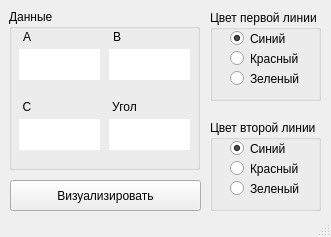
Above: main_menu.ui from Arteandr/submarine before the change. Below: the same form after it.
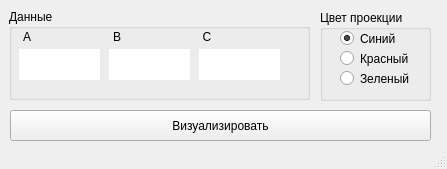
That is the form after the change.

```diff
--- a/main_menu.ui
+++ b/main_menu.ui
@@ -9,22 +9,10 @@
    <rect>
     <x>0</x>
     <y>0</y>
-    <width>331</width>
-    <height>237</height>
+    <width>447</width>
+    <height>169</height>
    </rect>
   </property>
-  <property name="minimumSize">
-   <size>
-    <width>331</width>
-    <height>237</height>
-   </size>
-  </property>
-  <property name="maximumSize">
-   <size>
-    <width>331</width>
-    <height>237</height>
-   </size>
-  </property>
   <property name="windowTitle">
    <string>Главное меню</string>
   </property>
@@ -33,8 +21,8 @@
     <property name="geometry">
      <rect>
       <x>10</x>
-      <y>180</y>
-      <width>191</width>
+      <y>110</y>
+      <width>421</width>
       <height>31</height>
      </rect>
     </property>
@@ -45,14 +33,14 @@
    <widget class="QGroupBox" name="color_group">
     <property name="geometry">
      <rect>
-      <x>210</x>
+      <x>320</x>
       <y>10</y>
       <width>111</width>
       <height>91</height>
      </rect>
     </property>
     <property name="title">
-     <string>Цвет первой линии</string>
+     <string>Цвет проекции</string>
     </property>
     <widget class="QRadioButton" name="f_color_b">
      <property name="geometry">
@@ -102,8 +90,8 @@
      <rect>
       <x>9</x>
       <y>9</y>
-      <width>191</width>
-      <height>161</height>
+      <width>301</width>
+      <height>91</height>
      </rect>
     </property>
     <property name="autoFillBackground">
@@ -195,8 +183,8 @@
     <widget class="QLabel" name="label_3">
      <property name="geometry">
       <rect>
-       <x>10</x>
-       <y>90</y>
+       <x>190</x>
+       <y>20</y>
        <width>16</width>
        <height>16</height>
       </rect>
@@ -211,120 +199,25 @@
     <widget class="QLineEdit" name="c_input">
      <property name="geometry">
       <rect>
-       <x>10</x>
-       <y>110</y>
-       <width>81</width>
-       <height>31</height>
-      </rect>
-     </property>
-     <property name="font">
-      <font>
-       <kerning>true</kerning>
-      </font>
-     </property>
-     <property name="inputMethodHints">
-      <set>Qt::ImhNone</set>
-     </property>
-     <property name="frame">
-      <bool>false</bool>
-     </property>
-     <property name="alignment">
-      <set>Qt::AlignCenter</set>
-     </property>
-    </widget>
-    <widget class="QLabel" name="label_4">
-     <property name="geometry">
-      <rect>
-       <x>100</x>
-       <y>90</y>
-       <width>31</width>
-       <height>16</height>
-      </rect>
-     </property>
-     <property name="text">
-      <string>Угол</string>
-     </property>
-     <property name="alignment">
-      <set>Qt::AlignCenter</set>
-     </property>
-    </widget>
-    <widget class="QLineEdit" name="angle_input">
-     <property name="geometry">
-      <rect>
-       <x>100</x>
-       <y>110</y>
-       <width>81</width>
-       <height>31</height>
-      </rect>
-     </property>
-     <property name="font">
-      <font>
-       <kerning>true</kerning>
-      </font>
-     </property>
-     <property name="inputMethodHints">
-      <set>Qt::ImhNone</set>
-     </property>
-     <property name="frame">
-      <bool>false</bool>
-     </property>
-     <property name="alignment">
-      <set>Qt::AlignCenter</set>
-     </property>
-    </widget>
-   </widget>
-   <widget class="QGroupBox" name="color_group_2">
-    <property name="geometry">
-     <rect>
-      <x>210</x>
-      <y>120</y>
-      <width>111</width>
-      <height>91</height>
-     </rect>
-    </property>
-    <property name="title">
-     <string>Цвет второй линии</string>
-    </property>
-    <widget class="QRadioButton" name="s_color_b">
-     <property name="geometry">
-      <rect>
-       <x>20</x>
-       <y>20</y>
-       <width>82</width>
-       <height>17</height>
-      </rect>
-     </property>
-     <property name="text">
-      <string>Синий</string>
-     </property>
-     <property name="checked">
-      <bool>true</bool>
-     </property>
-    </widget>
-    <widget class="QRadioButton" name="s_color_r">
-     <property name="geometry">
-      <rect>
-       <x>20</x>
+       <x>190</x>
        <y>40</y>
-       <width>82</width>
-       <height>17</height>
+       <width>81</width>
+       <height>31</height>
       </rect>
      </property>
-     <property name="text">
-      <string>Красный</string>
+     <property name="font">
+      <font>
+       <kerning>true</kerning>
+      </font>
      </property>
-    </widget>
-    <widget class="QRadioButton" name="s_color_g">
-     <property name="geometry">
-      <rect>
-       <x>20</x>
-       <y>60</y>
-       <width>82</width>
-       <height>17</height>
-      </rect>
+     <property name="inputMethodHints">
+      <set>Qt::ImhNone</set>
      </property>
-     <property name="text">
-      <string>Зеленый</string>
+     <property name="frame">
+      <bool>false</bool>
+     </property>
+     <property name="alignment">
+      <set>Qt::AlignCenter</set>
      </property>
     </widget>
    </widget>
```
Left out of the diff: 1 changed line with no effect on the pictures.
